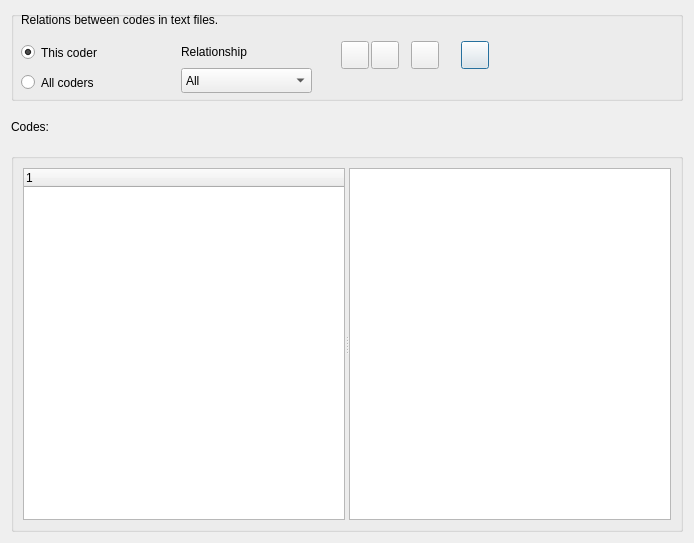
Qt form GUI_UIs/ui_dialog_code_relations.ui (ccbogel/QualCoder) before a commit.
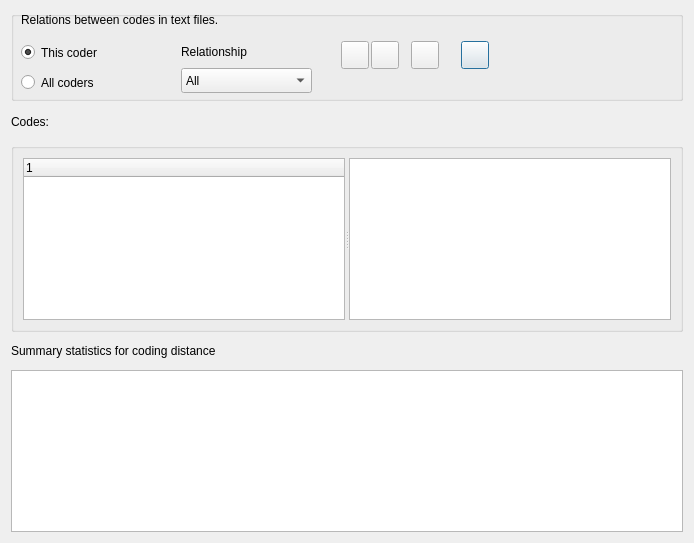
The same form after that commit.

Commit message: add second table for summary statistics

The edit to the form file:
```diff
--- a/GUI_UIs/ui_dialog_code_relations.ui
+++ b/GUI_UIs/ui_dialog_code_relations.ui
@@ -264,6 +264,28 @@
      </layout>
     </widget>
    </item>
+   <item>
+    <widget class="QLabel" name="label_statistics">
+     <property name="minimumSize">
+      <size>
+       <width>0</width>
+       <height>26</height>
+      </size>
+     </property>
+     <property name="maximumSize">
+      <size>
+       <width>16777215</width>
+       <height>26</height>
+      </size>
+     </property>
+     <property name="text">
+      <string>Summary statistics for coding distance</string>
+     </property>
+    </widget>
+   </item>
+   <item>
+    <widget class="QTableWidget" name="tableWidget_statistics"/>
+   </item>
   </layout>
  </widget>
  <resources/>
```
